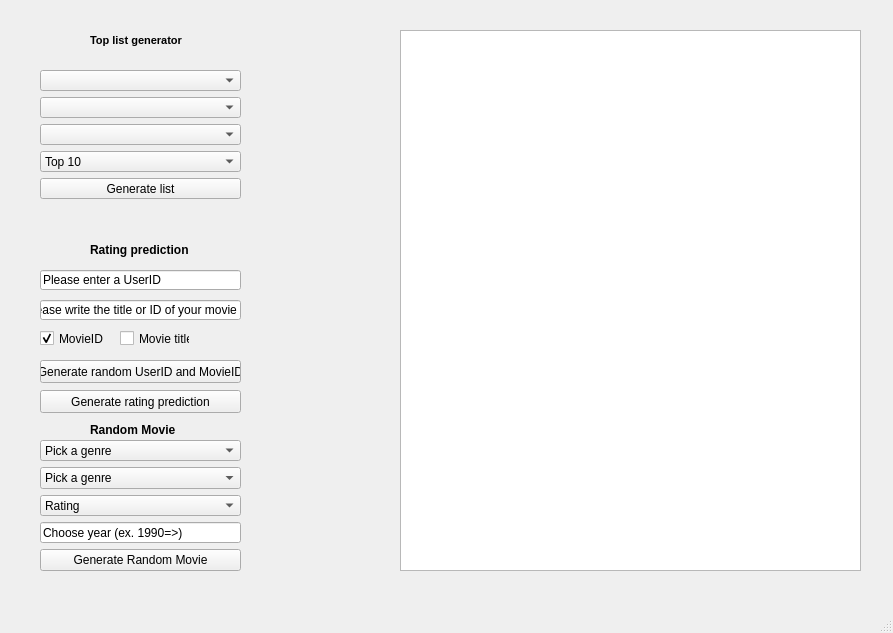
thortom/T-316-GAVI, file Verkefni2/ui/window.ui: the form before one commit.
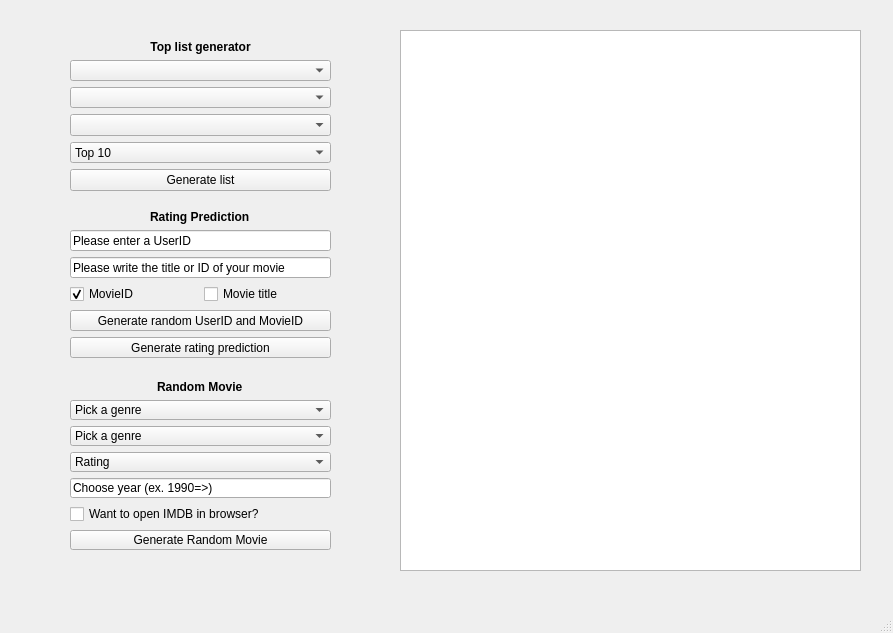
The form after the commit.

Commit message: Buzz Fizz Fix GUI, add a butler to the service

What changed in the file:
```diff
--- a/Verkefni2/ui/window.ui
+++ b/Verkefni2/ui/window.ui
@@ -27,30 +27,24 @@
    <widget class="QWidget" name="gridLayoutWidget">
     <property name="geometry">
      <rect>
-      <x>40</x>
-      <y>70</y>
-      <width>201</width>
-      <height>129</height>
+      <x>70</x>
+      <y>40</y>
+      <width>261</width>
+      <height>151</height>
      </rect>
     </property>
     <layout class="QGridLayout" name="gridLayout">
-     <item row="3" column="0">
+     <item row="4" column="0">
       <widget class="QComboBox" name="Genre_2_dropdown"/>
      </item>
-     <item row="2" column="0">
-      <widget class="QComboBox" name="Genre_1_dropdown"/>
-     </item>
-     <item row="4" column="0">
-      <widget class="QComboBox" name="Genre_3_dropdown"/>
-     </item>
-     <item row="6" column="0">
+     <item row="7" column="0">
       <widget class="QPushButton" name="genTop10">
        <property name="text">
         <string>Generate list</string>
        </property>
       </widget>
      </item>
-     <item row="5" column="0">
+     <item row="6" column="0">
       <widget class="QComboBox" name="Top_x_dropdown">
        <item>
         <property name="text">
@@ -99,173 +93,158 @@
        </item>
       </widget>
      </item>
+     <item row="3" column="0">
+      <widget class="QComboBox" name="Genre_1_dropdown"/>
+     </item>
+     <item row="5" column="0">
+      <widget class="QComboBox" name="Genre_3_dropdown"/>
+     </item>
+     <item row="2" column="0" alignment="Qt::AlignHCenter">
+      <widget class="QLabel" name="label_4">
+       <property name="font">
+        <font>
+         <weight>75</weight>
+         <italic>false</italic>
+         <bold>true</bold>
+        </font>
+       </property>
+       <property name="text">
+        <string>&lt;html&gt;&lt;head/&gt;&lt;body&gt;&lt;p align=&quot;center&quot;&gt;&lt;span style=&quot; color:#000000;&quot;&gt;Top list generator&lt;/span&gt;&lt;/p&gt;&lt;/body&gt;&lt;/html&gt;</string>
+       </property>
+      </widget>
+     </item>
     </layout>
    </widget>
-   <widget class="QLabel" name="label">
-    <property name="geometry">
-     <rect>
-      <x>90</x>
-      <y>30</y>
-      <width>131</width>
-      <height>20</height>
-     </rect>
-    </property>
-    <property name="font">
-     <font>
-      <pointsize>8</pointsize>
-      <weight>75</weight>
-      <bold>true</bold>
-     </font>
-    </property>
-    <property name="text">
-     <string>Top list generator</string>
-    </property>
-   </widget>
-   <widget class="QLineEdit" name="User_Line">
-    <property name="geometry">
-     <rect>
-      <x>40</x>
-      <y>270</y>
-      <width>201</width>
-      <height>20</height>
-     </rect>
-    </property>
-    <property name="text">
-     <string>Please enter a UserID</string>
-    </property>
-   </widget>
-   <widget class="QLineEdit" name="Movie_line">
-    <property name="geometry">
-     <rect>
-      <x>40</x>
-      <y>300</y>
-      <width>201</width>
-      <height>20</height>
-     </rect>
-    </property>
-    <property name="text">
-     <string>Please write the title or ID of your movie</string>
-    </property>
-   </widget>
-   <widget class="QPushButton" name="Gen_rating_btn">
-    <property name="geometry">
-     <rect>
-      <x>40</x>
-      <y>390</y>
-      <width>201</width>
-      <height>23</height>
-     </rect>
-    </property>
-    <property name="text">
-     <string>Generate rating prediction</string>
-    </property>
-   </widget>
-   <widget class="QPushButton" name="Gen_ran_btn">
-    <property name="geometry">
-     <rect>
-      <x>40</x>
-      <y>360</y>
-      <width>201</width>
-      <height>23</height>
-     </rect>
-    </property>
-    <property name="text">
-     <string>Generate random UserID and MovieID</string>
-    </property>
-   </widget>
-   <widget class="QCheckBox" name="MovieID_checkbox">
-    <property name="geometry">
-     <rect>
-      <x>40</x>
-      <y>330</y>
-      <width>70</width>
-      <height>17</height>
-     </rect>
-    </property>
-    <property name="text">
-     <string>MovieID</string>
-    </property>
-    <property name="checked">
-     <bool>true</bool>
-    </property>
-    <property name="autoExclusive">
-     <bool>false</bool>
-    </property>
-   </widget>
-   <widget class="QCheckBox" name="MovieTitle_checkbox">
-    <property name="geometry">
-     <rect>
-      <x>120</x>
-      <y>330</y>
-      <width>70</width>
-      <height>17</height>
-     </rect>
-    </property>
-    <property name="text">
-     <string>Movie title</string>
-    </property>
-   </widget>
-   <widget class="QWidget" name="horizontalLayoutWidget">
-    <property name="geometry">
-     <rect>
-      <x>80</x>
-      <y>30</y>
-      <width>121</width>
-      <height>21</height>
-     </rect>
-    </property>
-    <layout class="QHBoxLayout" name="horizontalLayout"/>
-   </widget>
-   <widget class="QLabel" name="label_2">
-    <property name="geometry">
-     <rect>
-      <x>90</x>
-      <y>240</y>
-      <width>101</width>
-      <height>20</height>
-     </rect>
-    </property>
-    <property name="font">
-     <font>
-      <weight>75</weight>
-      <italic>false</italic>
-      <bold>true</bold>
-     </font>
-    </property>
-    <property name="text">
-     <string>Rating prediction</string>
-    </property>
-   </widget>
-   <widget class="QLabel" name="label_3">
-    <property name="geometry">
-     <rect>
-      <x>90</x>
-      <y>420</y>
-      <width>101</width>
-      <height>20</height>
-     </rect>
-    </property>
-    <property name="font">
-     <font>
-      <weight>75</weight>
-      <italic>false</italic>
-      <bold>true</bold>
-     </font>
-    </property>
-    <property name="text">
-     <string>Random Movie</string>
-    </property>
-   </widget>
    <widget class="QWidget" name="gridLayoutWidget_2">
     <property name="geometry">
      <rect>
-      <x>40</x>
-      <y>440</y>
-      <width>201</width>
-      <height>131</height>
+      <x>70</x>
+      <y>380</y>
+      <width>261</width>
+      <height>171</height>
      </rect>
     </property>
     <layout class="QGridLayout" name="gridLayout_2">
+     <item row="5" column="0">
+      <widget class="QCheckBox" name="checkBox">
+       <property name="text">
+        <string>Want to open IMDB in browser?</string>
+       </property>
+      </widget>
+     </item>
+     <item row="1" column="0">
+      <widget class="QComboBox" name="Genre_1_dropdown_2">
+       <item>
+        <property name="text">
+         <string>Pick a genre</string>
+        </property>
+       </item>
+       <item>
+        <property name="text">
+         <string>Action</string>
+        </property>
+       </item>
+       <item>
+        <property name="text">
+         <string>Adventure</string>
+        </property>
+       </item>
+       <item>
+        <property name="text">
+         <string>Animation</string>
+        </property>
+       </item>
+       <item>
+        <property name="text">
+         <string>Children's</string>
+        </property>
+       </item>
+       <item>
+        <property name="text">
+         <string>Comedy</string>
+        </property>
+       </item>
+       <item>
+        <property name="text">
+         <string>Crime</string>
+        </property>
+       </item>
+       <item>
+        <property name="text">
+         <string>Documentary</string>
+        </property>
+       </item>
+       <item>
+        <property name="text">
+         <string>Drama</string>
+        </property>
+       </item>
+       <item>
+        <property name="text">
+         <string>Fantasy</string>
+        </property>
+       </item>
+       <item>
+        <property name="text">
+         <string>Film-Noir</string>
+        </property>
+       </item>
+       <item>
+        <property name="text">
+         <string>Horror</string>
+        </property>
+       </item>
+       <item>
+        <property name="text">
+         <string>Musical</string>
+        </property>
+       </item>
+       <item>
+        <property name="text">
+         <string>Mystery</string>
+        </property>
+       </item>
+       <item>
+        <property name="text">
+         <string>Romance</string>
+        </property>
+       </item>
+       <item>
+        <property name="text">
+         <string>Sci-fi</string>
+        </property>
+       </item>
+       <item>
+        <property name="text">
+         <string>Thriller</string>
+        </property>
+       </item>
+       <item>
+        <property name="text">
+         <string>War</string>
+        </property>
+       </item>
+       <item>
+        <property name="text">
+         <string>Western</string>
+        </property>
+       </item>
+      </widget>
+     </item>
+     <item row="4" column="0">
+      <widget class="QLineEdit" name="User_Line_2">
+       <property name="text">
+        <string>Choose year (ex. 1990=&gt;)</string>
+       </property>
+      </widget>
+     </item>
+     <item row="7" column="0">
+      <widget class="QPushButton" name="Gen_Random_Movie_btn">
+       <property name="text">
+        <string>Generate Random Movie</string>
+       </property>
+      </widget>
+     </item>
      <item row="2" column="0">
       <widget class="QComboBox" name="Genre_2_dropdown_2">
        <item>
@@ -434,117 +413,92 @@
        </item>
       </widget>
      </item>
-     <item row="5" column="0">
-      <widget class="QPushButton" name="Gen_Random_Movie_btn">
+     <item row="0" column="0" alignment="Qt::AlignHCenter">
+      <widget class="QLabel" name="label_3">
+       <property name="font">
+        <font>
+         <weight>75</weight>
+         <italic>false</italic>
+         <bold>true</bold>
+        </font>
+       </property>
        <property name="text">
-        <string>Generate Random Movie</string>
+        <string>Random Movie</string>
        </property>
       </widget>
      </item>
-     <item row="4" column="0">
-      <widget class="QLineEdit" name="User_Line_2">
+    </layout>
+   </widget>
+   <widget class="QWidget" name="gridLayoutWidget_3">
+    <property name="geometry">
+     <rect>
+      <x>70</x>
+      <y>210</y>
+      <width>261</width>
+      <height>148</height>
+     </rect>
+    </property>
+    <layout class="QGridLayout" name="gridLayout_3">
+     <item row="4" column="0" colspan="2">
+      <widget class="QPushButton" name="Gen_ran_btn">
        <property name="text">
-        <string>Choose year (ex. 1990=&gt;)</string>
+        <string>Generate random UserID and MovieID</string>
        </property>
       </widget>
      </item>
-     <item row="1" column="0">
-      <widget class="QComboBox" name="Genre_1_dropdown_2">
-       <item>
-        <property name="text">
-         <string>Pick a genre</string>
-        </property>
-       </item>
-       <item>
-        <property name="text">
-         <string>Action</string>
-        </property>
-       </item>
-       <item>
-        <property name="text">
-         <string>Adventure</string>
-        </property>
-       </item>
-       <item>
-        <property name="text">
-         <string>Animation</string>
-        </property>
-       </item>
-       <item>
-        <property name="text">
-         <string>Children's</string>
-        </property>
-       </item>
-       <item>
-        <property name="text">
-         <string>Comedy</string>
-        </property>
-       </item>
-       <item>
-        <property name="text">
-         <string>Crime</string>
-        </property>
-       </item>
-       <item>
-        <property name="text">
-         <string>Documentary</string>
-        </property>
-       </item>
-       <item>
-        <property name="text">
-         <string>Drama</string>
-        </property>
-       </item>
-       <item>
-        <property name="text">
-         <string>Fantasy</string>
-        </property>
-       </item>
-       <item>
-        <property name="text">
-         <string>Film-Noir</string>
-        </property>
-       </item>
-       <item>
-        <property name="text">
-         <string>Horror</string>
-        </property>
-       </item>
-       <item>
-        <property name="text">
-         <string>Musical</string>
-        </property>
-       </item>
-       <item>
-        <property name="text">
-         <string>Mystery</string>
-        </property>
-       </item>
-       <item>
-        <property name="text">
-         <string>Romance</string>
-        </property>
-       </item>
-       <item>
-        <property name="text">
-         <string>Sci-fi</string>
-        </property>
-       </item>
-       <item>
-        <property name="text">
-         <string>Thriller</string>
-        </property>
-       </item>
-       <item>
-        <property name="text">
-         <string>War</string>
-        </property>
-       </item>
-       <item>
-        <property name="text">
-         <string>Western</string>
-        </property>
-       </item>
+     <item row="0" column="0" colspan="2" alignment="Qt::AlignHCenter">
+      <widget class="QLabel" name="label_2">
+       <property name="font">
+        <font>
+         <weight>75</weight>
+         <italic>false</italic>
+         <bold>true</bold>
+        </font>
+       </property>
+       <property name="text">
+        <string>Rating Prediction</string>
+       </property>
+      </widget>
+     </item>
+     <item row="2" column="0" colspan="2">
+      <widget class="QLineEdit" name="Movie_line">
+       <property name="text">
+        <string>Please write the title or ID of your movie</string>
+       </property>
+      </widget>
+     </item>
+     <item row="3" column="0">
+      <widget class="QCheckBox" name="MovieID_checkbox">
+       <property name="text">
+        <string>MovieID</string>
+       </property>
+       <property name="checked">
+        <bool>true</bool>
+       </property>
+       <property name="autoExclusive">
+        <bool>false</bool>
+       </property>
+      </widget>
+     </item>
+     <item row="3" column="1">
+      <widget class="QCheckBox" name="MovieTitle_checkbox">
+       <property name="text">
+        <string>Movie title</string>
+       </property>
+      </widget>
+     </item>
+     <item row="5" column="0" colspan="2">
+      <widget class="QPushButton" name="Gen_rating_btn">
+       <property name="text">
+        <string>Generate rating prediction</string>
+       </property>
+      </widget>
+     </item>
+     <item row="1" column="0" colspan="2">
+      <widget class="QLineEdit" name="User_Line">
+       <property name="text">
+        <string>Please enter a UserID</string>
+       </property>
       </widget>
      </item>
     </layout>
```
The commit also changes 2 other files.
